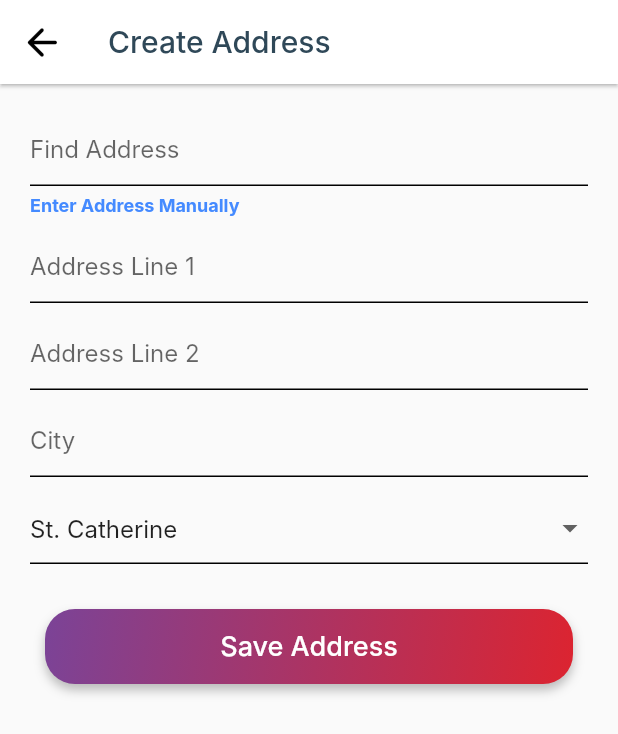
After one commit to VaineStudios/address_book_flutter, a Flutter app: the screen it shows after launch, on a phone screen of 412 x 824 dp. The commit adds this screen. Shown: the top 734 px of the screen. Run offline on Flutter 3.47's test engine with Material 2 defaults, Android fonts, the phone set to English and light mode, and no system bars; missing offline and left inert: dart:ffi; Roboto replaces fonts that are missing (Inter).

Commit message:
created add address page and made it the home page for testing

```diff
--- a/lib/main.dart
+++ b/lib/main.dart
@@ -26,7 +26,7 @@ class AddressBook extends StatelessWidget {
           hintStyle: TextStyle(color: Colors.black12),
         ),
       ),
-      home: const AddressListing(),
+      home: const AddAddress(),
     );
   }
 }
--- /dev/null
+++ b/lib/src/features/addresses/screens/add_address.dart
@@ -0,0 +1,138 @@
+import 'package:address_book/src/shared/shared.dart';
+import 'package:address_book/src/utilities/palette.dart';
+import 'package:flutter/material.dart';
+
+import '../models/models.dart';
+
+
+class AddAddress extends StatefulWidget {
+  const AddAddress({Key? key}) : super(key: key);
+  @override
+  State<AddAddress> createState() => _AddAddressState();
+}
+
+class _AddAddressState extends State<AddAddress> {
+
+  //Key to identify and manipulate form.
+  final GlobalKey _formKey = GlobalKey<FormState>();
+  String _dropdownVal = Parish.sampleParishes[0].id;
+
+
+  @override
+  Widget build(BuildContext context) {
+    return Scaffold(
+      appBar: AppBar(
+        elevation: 1.0,
+        title: Text("Create Address", style: TextStyle(color: Palette.primary),),
+        backgroundColor: Colors.white,
+        leading: Icon(Icons.arrow_back_rounded, color: Colors.black, size: 30,),
+      ),
+      body: SingleChildScrollView(
+        child: Container(
+          padding: EdgeInsets.symmetric(horizontal: 20, vertical: 20),
+          key: _formKey,
+          child: Column(
+            children: [
+
+              TextFormField(
+
+                // The validator receives the text that the user has entered.
+                validator: (value) {
+                  if (value == null || value.isEmpty) {
+                    return 'Please enter some text';
+                  }
+                  return null;
+                },
+
+                maxLines: 1,
+                decoration: const InputDecoration(
+                  label: Text("Find Address"),
+                  contentPadding: EdgeInsets.zero
+
+
+
+                ),
+              ),
+              SizedBox(height:5),
+              Align(alignment:Alignment.bottomLeft, child: GestureDetector(onTap: (){}, child: const Text("Enter Address Manually", style: TextStyle(color: Colors.blueAccent, fontSize: 12, fontWeight: FontWeight.bold),))),
+              SizedBox(height:10),
+
+              TextFormField(
+
+                // The validator receives the text that the user has entered.
+                validator: (value) {
+                  if (value == null || value.isEmpty) {
+                    return 'Please enter some text';
+                  }
+                  return null;
+                },
+
+                maxLines: 1,
+                decoration: const InputDecoration(
+                    // prefixIcon: Icon(Icons.lock_outline),
+                    label: Text("Address Line 1"),
+                    contentPadding: EdgeInsets.zero
+
+                ),
+              ),
+              SizedBox(height:10),
+
+              TextFormField(
+
+                // The validator receives the text that the user has entered.
+                validator: (value) {
+                  if (value == null || value.isEmpty) {
+                    return 'Please enter some text';
+                  }
+                  return null;
+                },
+
+                maxLines: 1,
+                decoration: const InputDecoration(
+                  // prefixIcon: Icon(Icons.lock_outline),
+                  label: Text("Address Line 2"),
+                    contentPadding: EdgeInsets.zero
+
+                ),
+              ),
+              SizedBox(height:10),
+
+              TextFormField(
+
+                // The validator receives the text that the user has entered.
+                validator: (value) {
+                  if (value == null || value.isEmpty) {
+                    return 'Please enter some text';
+                  }
+                  return null;
+                },
+
+                maxLines: 1,
+                decoration: const InputDecoration(
+                  // prefixIcon: Icon(Icons.lock_outline),
+                  label: Text("City"),
+                    contentPadding: EdgeInsets.zero
+
+                ),
+              ),
+              SizedBox(height:10),
+
+              DropdownButtonFormField(
+                isExpanded: true,
+                items: Parish.sampleParishes.map((parish){return DropdownMenuItem(child: Text(parish.parishName), value: parish.id,);}).toList(),
+                onChanged: (value){
+                  _dropdownVal = value!;
+                  setState(() {});
+                },
+                value: _dropdownVal
+
+              ),
+              SizedBox(height: 20),
+              RoundedButtonWidget(buttonText: "Save Address", width: double.infinity, onpressed: (){})
+            ],
+          )
+        )
+      ),
+    );
+  }
+}
--- a/lib/src/features/addresses/screens/screens.dart
+++ b/lib/src/features/addresses/screens/screens.dart
@@ -1 +1,2 @@
 export 'address_list.dart';
+export 'add_address.dart';
```
